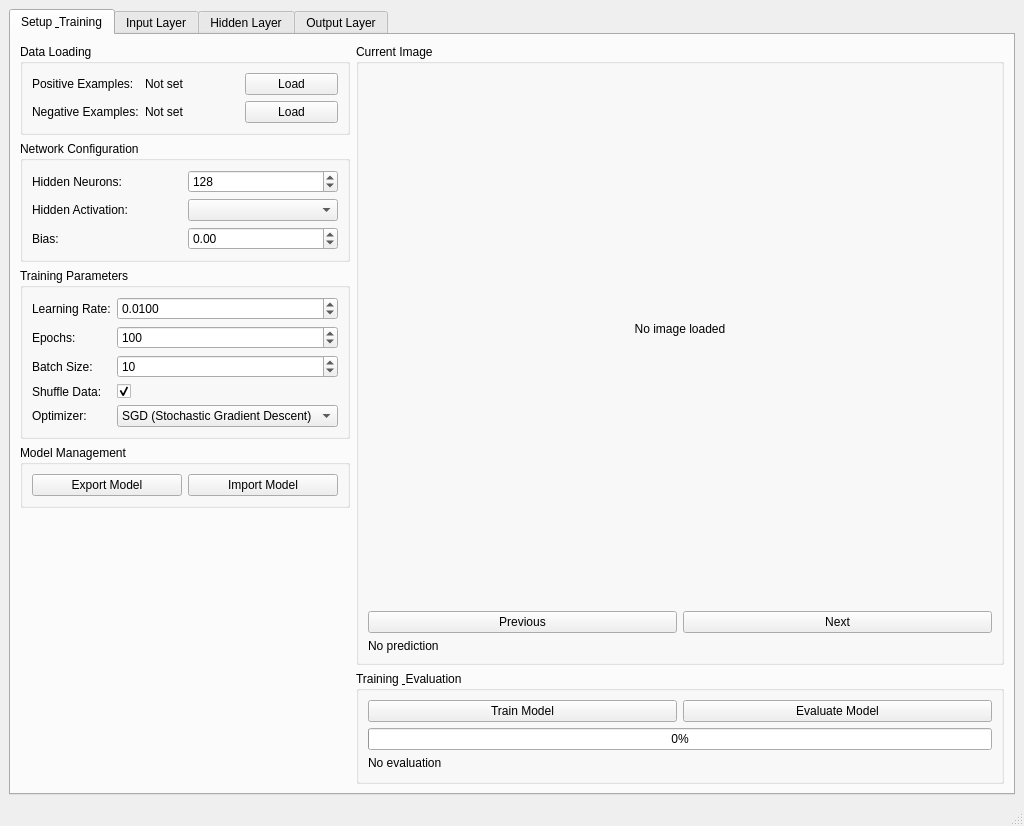
First picture: the form in mainwindow.ui, repository gnaservicesinc/sensuser, before the edit.
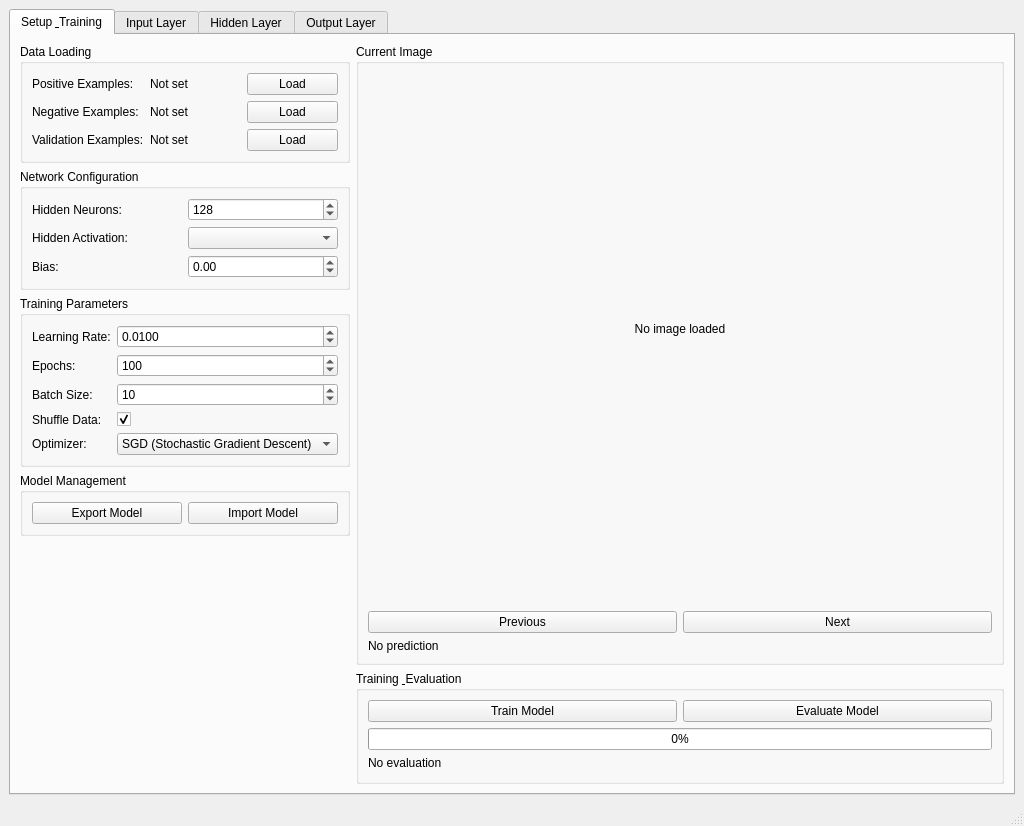
Second picture: the form after the edit.

The edit to the form file:
```diff
--- a/mainwindow.ui
+++ b/mainwindow.ui
@@ -77,6 +77,27 @@
                  </property>
                 </widget>
                </item>
+               <item row="2" column="0">
+                <widget class="QLabel" name="label_val">
+                 <property name="text">
+                  <string>Validation Examples:</string>
+                 </property>
+                </widget>
+               </item>
+               <item row="2" column="1">
+                <widget class="QLabel" name="lblValidationDir">
+                 <property name="text">
+                  <string>Not set</string>
+                 </property>
+                </widget>
+               </item>
+               <item row="2" column="2">
+                <widget class="QPushButton" name="btnLoadValidation">
+                 <property name="text">
+                  <string>Load</string>
+                 </property>
+                </widget>
+               </item>
               </layout>
              </widget>
             </item>
```
